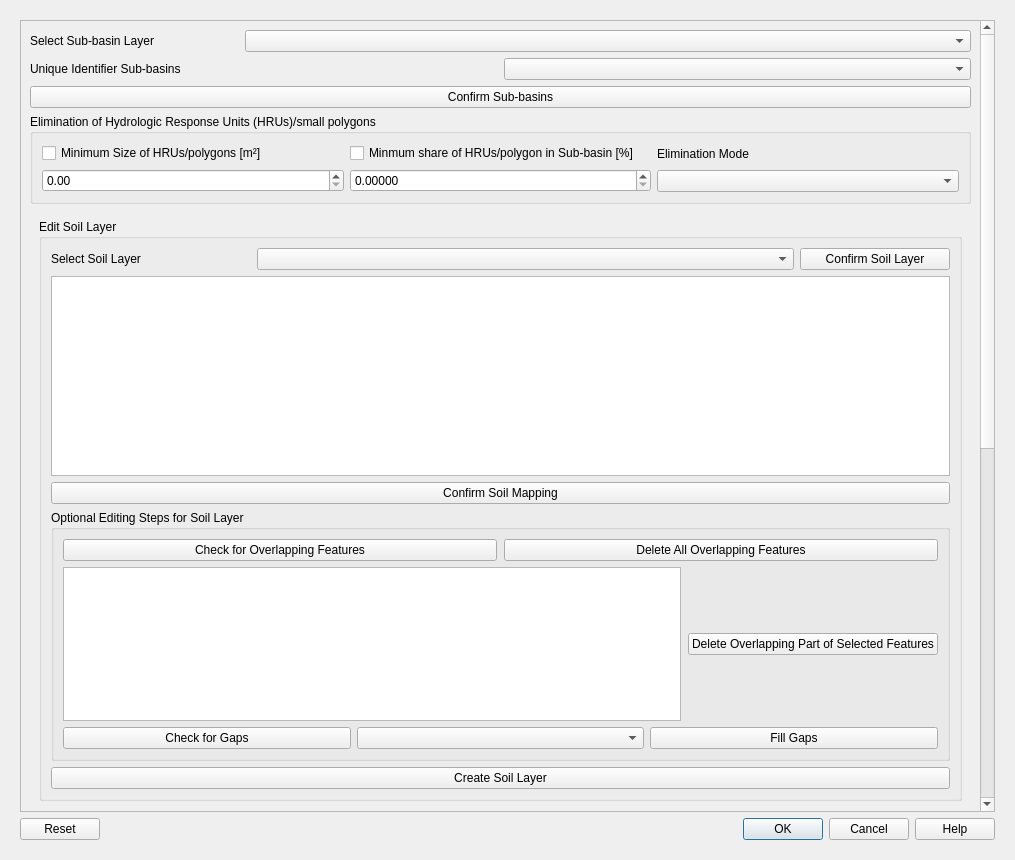
Qt form QTalsim/qtalsim_dialog_base.ui (sydroconsult/QTalsim) before a commit.
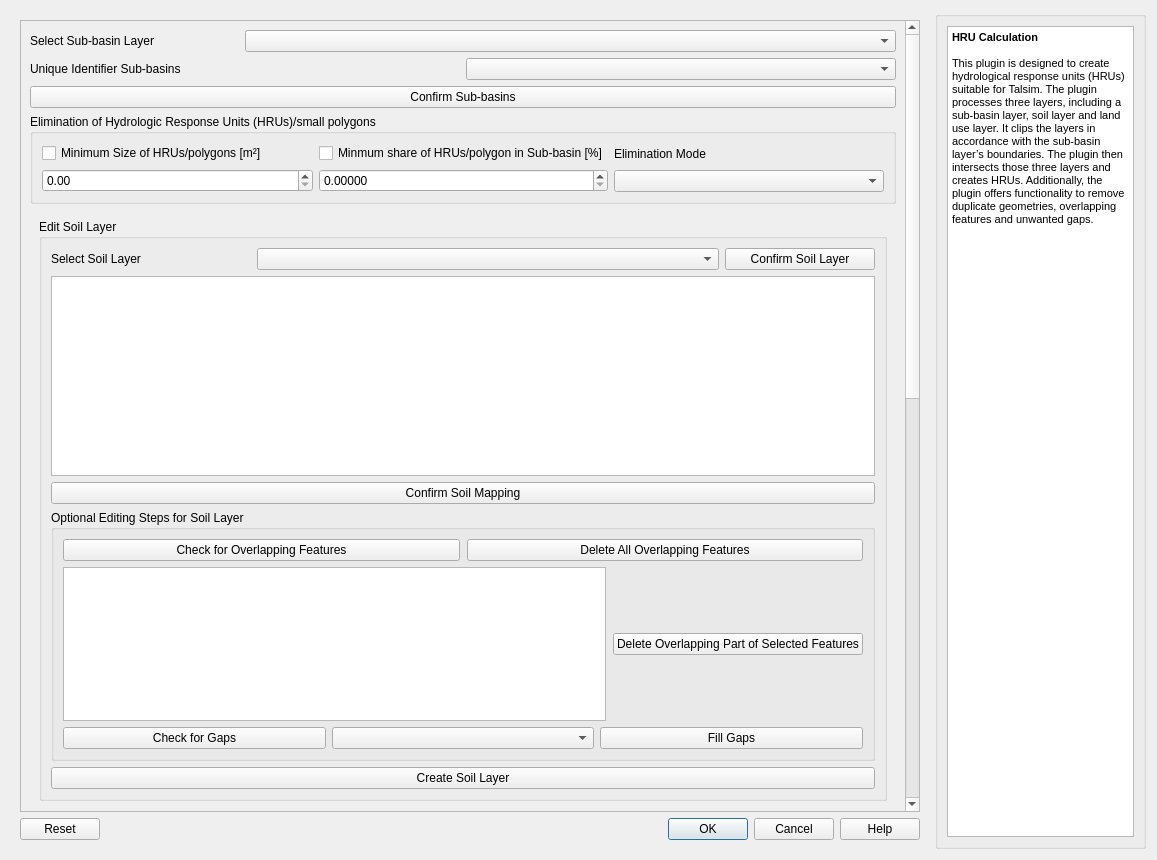
The same form after that commit. Custom widgets are drawn as their Qt base class.

Commit message: Update HRU calculation and ISRIC downloader - Bug fixes of HRU calculation - HRU calculation -- Finish implementation to process more than one soil layer -- Remove Soil-ID from soil mapping -- Combine descriptions of different soil layers in BDOD -- Add information about restrictions and units of parameters -- Update intersection to correctly create BOD, BOA, EFL when using more soil layers - ISRIC downloader -- Add BDOD to soil type layer to combine both in one layer -- Add layer thickness as column in output file - Update docs -- HRU calculation: Soil and land use processing

Patch:
```diff
--- a/QTalsim/qtalsim_dialog_base.ui
+++ b/QTalsim/qtalsim_dialog_base.ui
@@ -6,7 +6,7 @@
    <rect>
     <x>0</x>
     <y>0</y>
-    <width>1015</width>
+    <width>1157</width>
     <height>860</height>
    </rect>
   </property>
@@ -18,7 +18,7 @@
   </property>
   <property name="minimumSize">
    <size>
-    <width>150</width>
+    <width>0</width>
     <height>0</height>
    </size>
   </property>
@@ -46,6 +46,12 @@
      <layout class="QVBoxLayout" name="verticalLayout_2">
       <item>
        <widget class="QScrollArea" name="scrollArea_2">
+        <property name="minimumSize">
+         <size>
+          <width>900</width>
+          <height>0</height>
+         </size>
+        </property>
         <property name="widgetResizable">
          <bool>true</bool>
         </property>
@@ -53,9 +59,9 @@
          <property name="geometry">
           <rect>
            <x>0</x>
-           <y>-60</y>
-           <width>948</width>
-           <height>1496</height>
+           <y>-465</y>
+           <width>877</width>
+           <height>1709</height>
           </rect>
          </property>
          <layout class="QVBoxLayout" name="verticalLayout">
@@ -462,48 +468,6 @@
            </widget>
           </item>
           <item>
-           <widget class="QScrollArea" name="scrollArea">
-            <property name="minimumSize">
-             <size>
-              <width>0</width>
-              <height>500</height>
-             </size>
-            </property>
-            <property name="widgetResizable">
-             <bool>true</bool>
-            </property>
-            <widget class="QWidget" name="scrollAreaWidgetContents_2">
-             <property name="geometry">
-              <rect>
-               <x>0</x>
-               <y>0</y>
-               <width>903</width>
-               <height>722</height>
-              </rect>
-             </property>
-             <property name="sizePolicy">
-              <sizepolicy hsizetype="MinimumExpanding" vsizetype="MinimumExpanding">
-               <horstretch>11</horstretch>
-               <verstretch>100</verstretch>
-              </sizepolicy>
-             </property>
-             <layout class="QVBoxLayout" name="verticalLayout_3">
-              <property name="spacing">
-               <number>0</number>
-              </property>
-              <property name="leftMargin">
-               <number>0</number>
-              </property>
-              <property name="topMargin">
-               <number>0</number>
-              </property>
-              <property name="rightMargin">
-               <number>0</number>
-              </property>
-              <property name="bottomMargin">
-               <number>0</number>
-              </property>
-              <item>
                <widget class="QWidget" name="widget" native="true">
                 <property name="minimumSize">
                  <size>
@@ -694,10 +658,6 @@
                 </layout>
                </widget>
               </item>
-             </layout>
-            </widget>
-           </widget>
-          </item>
           <item>
            <widget class="QGroupBox" name="groupboxIntersect">
             <property name="toolTip">
@@ -813,6 +773,43 @@
      </layout>
     </widget>
    </item>
+   <item>
+    <widget class="QgsCollapsibleGroupBox" name="mGroupBox_3">
+     <property name="minimumSize">
+      <size>
+       <width>200</width>
+       <height>0</height>
+      </size>
+     </property>
+     <layout class="QHBoxLayout" name="horizontalLayout_4">
+      <item>
+       <widget class="QTextBrowser" name="textBrowser">
+        <property name="sizePolicy">
+         <sizepolicy hsizetype="Fixed" vsizetype="Expanding">
+          <horstretch>0</horstretch>
+          <verstretch>0</verstretch>
+         </sizepolicy>
+        </property>
+        <property name="minimumSize">
+         <size>
+          <width>180</width>
+          <height>0</height>
+         </size>
+        </property>
+        <property name="html">
+         <string>&lt;!DOCTYPE HTML PUBLIC &quot;-//W3C//DTD HTML 4.0//EN&quot; &quot;http://www.w3.org/TR/REC-html40/strict.dtd&quot;&gt;
+&lt;html&gt;&lt;head&gt;&lt;meta name=&quot;qrichtext&quot; content=&quot;1&quot; /&gt;&lt;style type=&quot;text/css&quot;&gt;
+p, li { white-space: pre-wrap; }
+&lt;/style&gt;&lt;/head&gt;&lt;body style=&quot; font-family:'MS Shell Dlg 2'; font-size:9.75pt; font-weight:400; font-style:normal;&quot;&gt;
+&lt;p style=&quot; margin-top:0px; margin-bottom:0px; margin-left:0px; margin-right:0px; -qt-block-indent:0; text-indent:0px;&quot;&gt;&lt;span style=&quot; font-size:8pt; font-weight:600;&quot;&gt;HRU Calculation&lt;/span&gt;&lt;/p&gt;
+&lt;p style=&quot;-qt-paragraph-type:empty; margin-top:0px; margin-bottom:0px; margin-left:0px; margin-right:0px; -qt-block-indent:0; text-indent:0px; font-size:8pt; font-weight:600;&quot;&gt;&lt;br /&gt;&lt;/p&gt;
+&lt;p style=&quot; margin-top:0px; margin-bottom:0px; margin-left:0px; margin-right:0px; -qt-block-indent:0; text-indent:0px;&quot;&gt;&lt;span style=&quot; font-family:'sans-serif'; font-size:8pt; color:#000000; background-color:#ffffff;&quot;&gt;This plugin is designed to create hydrological response units (HRUs) suitable for Talsim. The plugin processes three layers, including a sub-basin layer, soil layer and land use layer. It clips the layers in accordance with the sub-basin layer’s boundaries. The plugin then intersects those three layers and creates HRUs. Additionally, the plugin offers functionality to remove duplicate geometries, overlapping features and unwanted gaps.&lt;/span&gt;&lt;/p&gt;&lt;/body&gt;&lt;/html&gt;</string>
+        </property>
+       </widget>
+      </item>
+     </layout>
+    </widget>
+   </item>
   </layout>
  </widget>
  <customwidgets>
```
Lines whose indentation alone changed are shown as unchanged. The commit also changes 14 other files.
